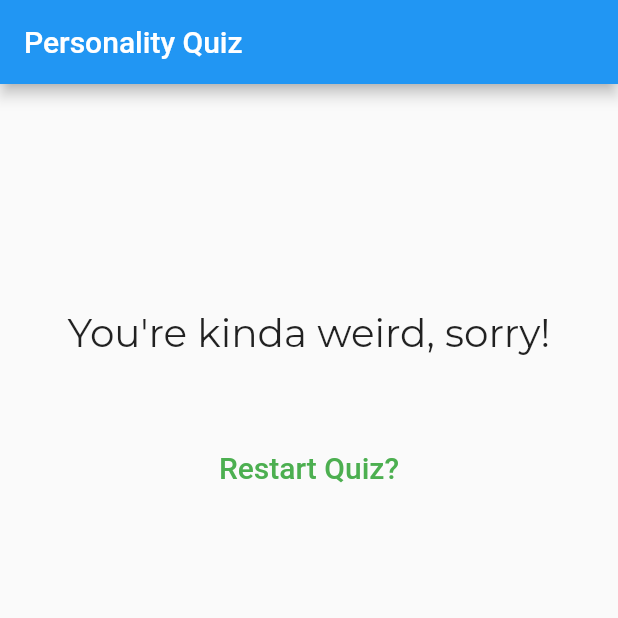
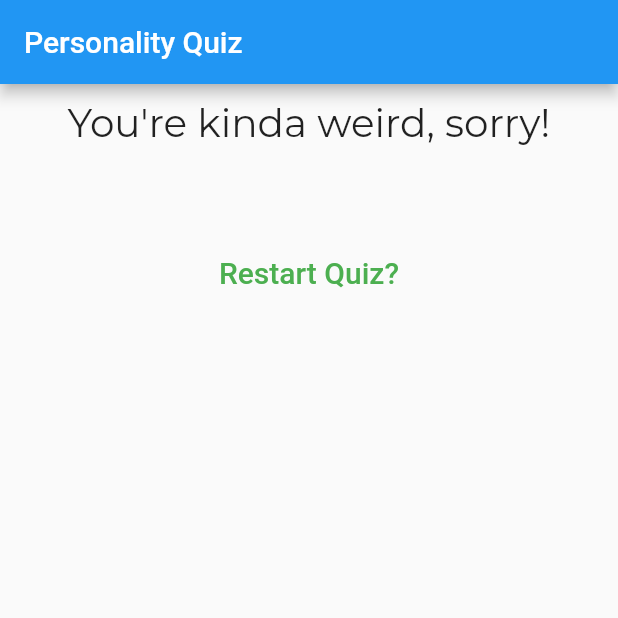
Before and after one commit to IslamibmGH/quiz_app, a Flutter app: the screen it shows after launch, after a tap on "Black", after a tap on "Cat", after a tap on "Islam", on a phone screen of 412 x 824 dp, the top half of it. Run offline on Flutter 3.47's test engine with Material 2 defaults, Android fonts, the phone set to English and light mode, and no system bars; our stand-ins replace google_fonts.

Commit message:
Changed margins in the main container

```diff
--- a/lib/quiz.dart
+++ b/lib/quiz.dart
@@ -19,7 +19,7 @@ class Quiz extends StatelessWidget {
       children: [
         Container(
           width: double.infinity,
-          margin: EdgeInsets.fromLTRB(5, 30, 5, 10),
+          margin: EdgeInsets.fromLTRB(5, 0, 5, 0),
           child: Question(
             questions[questionIndex]['questionText'] as String,
           ),
--- a/lib/result.dart
+++ b/lib/result.dart
@@ -29,7 +29,7 @@ class Result extends StatelessWidget {
         children: [
           Container(
             width: double.infinity,
-            margin: EdgeInsets.fromLTRB(10, 150, 10, 0),
+            margin: EdgeInsets.fromLTRB(10, 10, 10, 10),
             child: Text(
               resultPhrase,
               style: GoogleFonts.montserrat(
```
